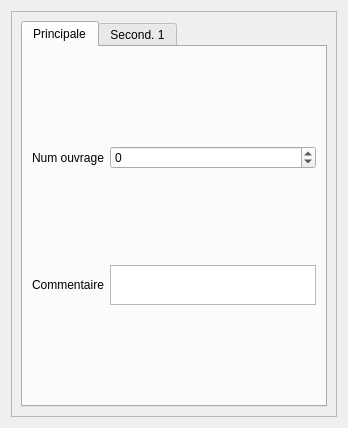
Qt form Lamia/toolprepro/vnf/lamiavnf_infralineaire_tool_ui.ui (Artelia/Lamia) before a commit.
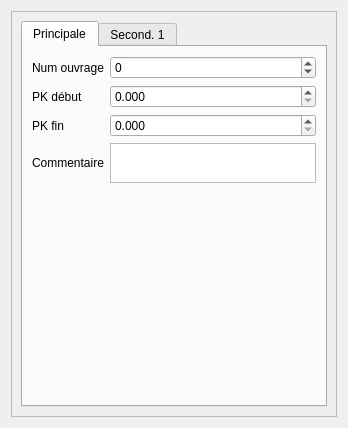
The same form after that commit.

The edit to the form file:
```diff
--- a/Lamia/toolprepro/vnf/lamiavnf_infralineaire_tool_ui.ui
+++ b/Lamia/toolprepro/vnf/lamiavnf_infralineaire_tool_ui.ui
@@ -34,13 +34,20 @@
          </attribute>
          <layout class="QGridLayout" name="gridLayout">
           <item row="1" column="0">
+           <widget class="QLabel" name="label_7">
+            <property name="text">
+             <string>PK début</string>
+            </property>
+           </widget>
+          </item>
+          <item row="3" column="0">
            <widget class="QLabel" name="label_9">
             <property name="text">
              <string>Commentaire</string>
             </property>
            </widget>
           </item>
-          <item row="1" column="1">
+          <item row="3" column="1">
            <widget class="QTextBrowser" name="textBrowser_comm">
             <property name="maximumSize">
              <size>
@@ -70,6 +77,46 @@
             </property>
            </widget>
           </item>
+          <item row="2" column="1">
+           <widget class="QDoubleSpinBox" name="doubleSpinBox_pkfin">
+            <property name="decimals">
+             <number>3</number>
+            </property>
+            <property name="maximum">
+             <double>999999.000000000000000</double>
+            </property>
+           </widget>
+          </item>
+          <item row="1" column="1">
+           <widget class="QDoubleSpinBox" name="doubleSpinBox_pkdebut">
+            <property name="decimals">
+             <number>3</number>
+            </property>
+            <property name="maximum">
+             <double>999999.000000000000000</double>
+            </property>
+           </widget>
+          </item>
+          <item row="2" column="0">
+           <widget class="QLabel" name="label_8">
+            <property name="text">
+             <string>PK fin</string>
+            </property>
+           </widget>
+          </item>
+          <item row="4" column="1">
+           <spacer name="verticalSpacer">
+            <property name="orientation">
+             <enum>Qt::Vertical</enum>
+            </property>
+            <property name="sizeHint" stdset="0">
+             <size>
+              <width>20</width>
+              <height>40</height>
+             </size>
+            </property>
+           </spacer>
+          </item>
          </layout>
         </widget>
         <widget class="QWidget" name="tab_2">
```
